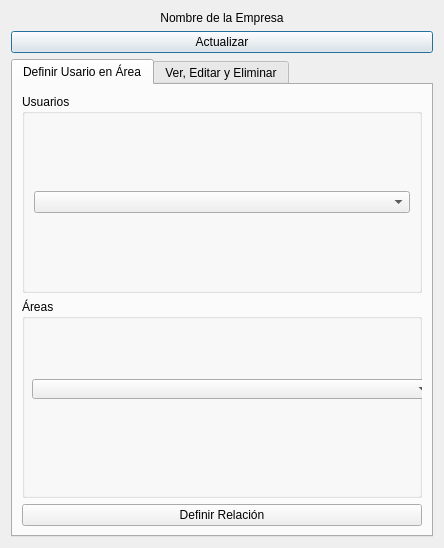
The window that src/vistas/VistaAdminUser.ui (ArthourVaSa/Aplicacion-Visor) describes before a commit, drawn with Qt 5.
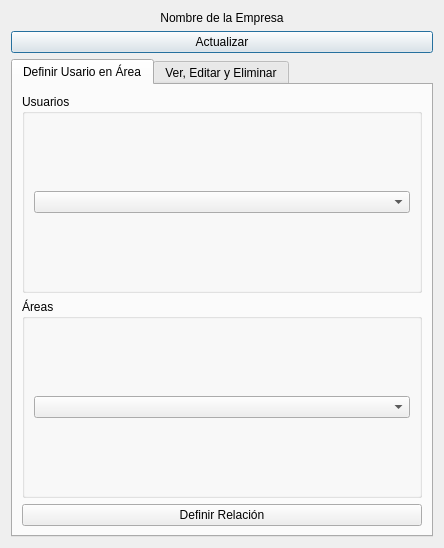
The same window after the commit.

Diff of the .ui file:
```diff
--- a/src/vistas/VistaAdminUser.ui
+++ b/src/vistas/VistaAdminUser.ui
@@ -58,16 +58,11 @@
          <property name="title">
           <string>Áreas</string>
          </property>
-         <widget class="QComboBox" name="comboBox_areas">
-          <property name="geometry">
-           <rect>
-            <x>10</x>
-            <y>80</y>
-            <width>402</width>
-            <height>20</height>
-           </rect>
-          </property>
-         </widget>
+         <layout class="QVBoxLayout" name="verticalLayout_5">
+          <item>
+           <widget class="QComboBox" name="comboBox_areas"/>
+          </item>
+         </layout>
         </widget>
        </item>
        <item>
```
